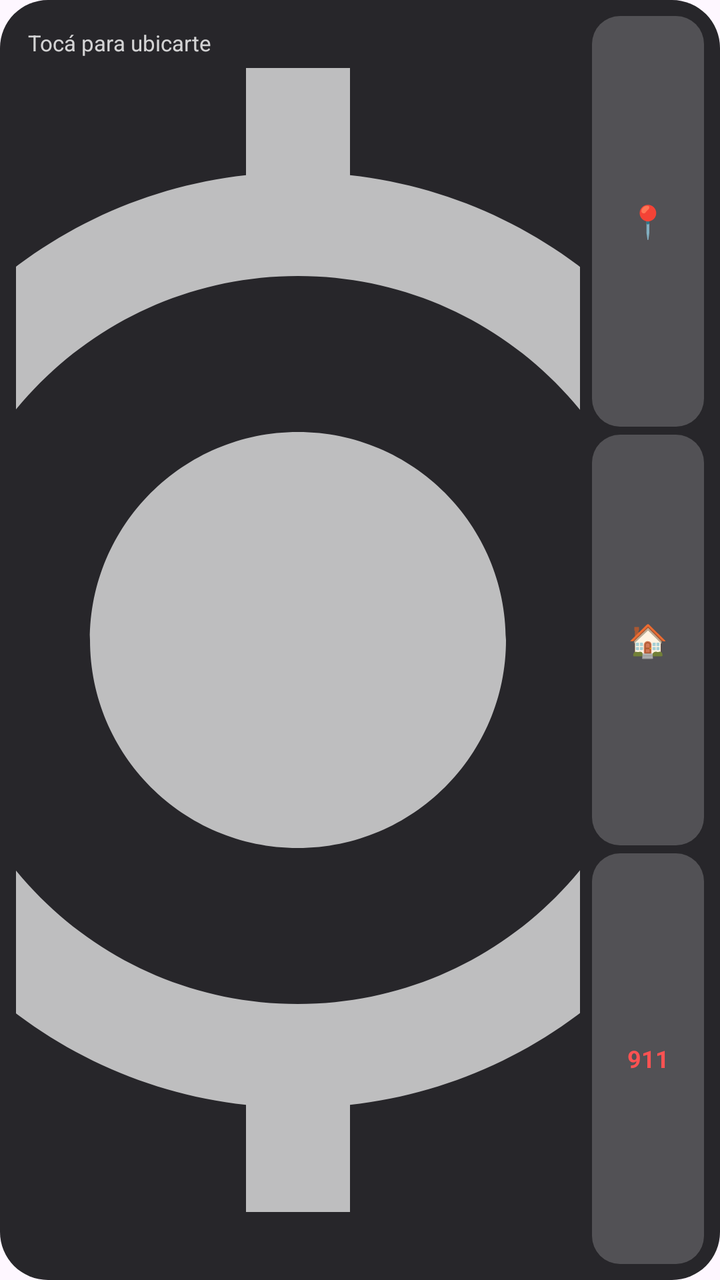
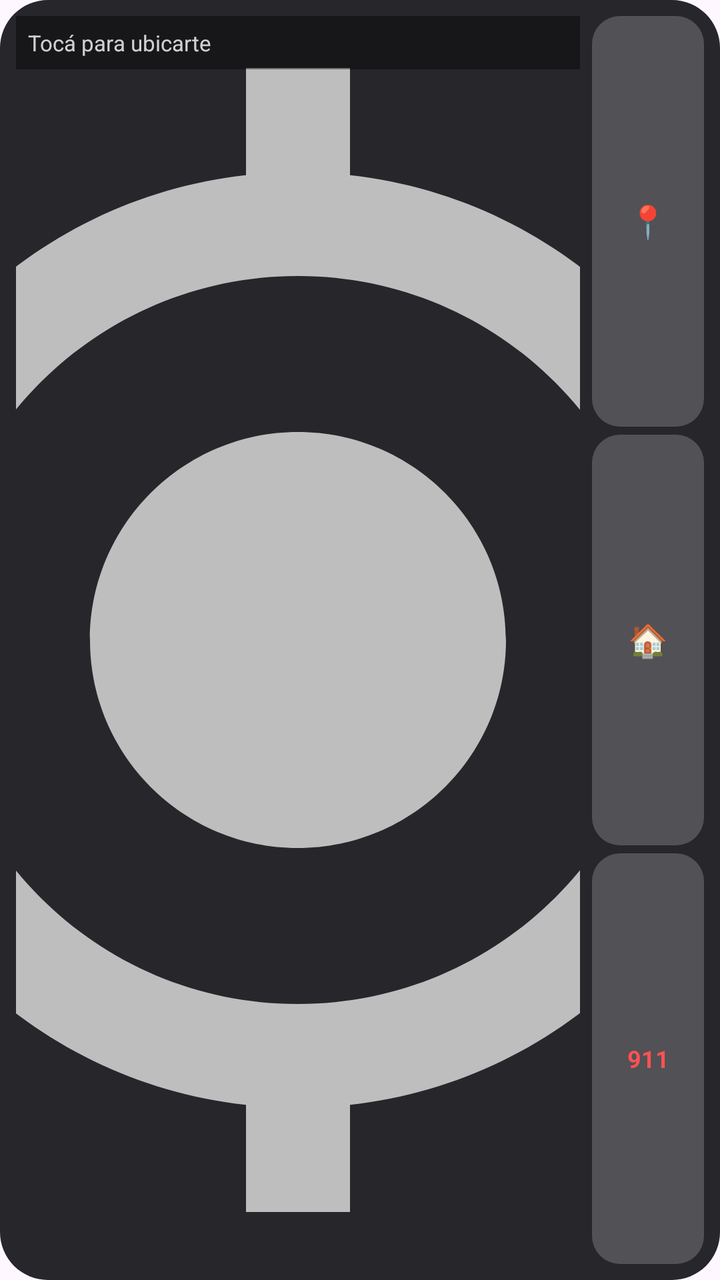

Before-and-after screenshots of an Android layout around one commit, followed by the original layout XML and the change that was made.
<!-- AndroidManifest.xml: application theme Theme.DondeEstoy -->
<!-- res/layout/widget_donde_estoy.xml -->
<?xml version="1.0" encoding="utf-8"?>
<LinearLayout xmlns:android="http://schemas.android.com/apk/res/android"
    android:id="@+id/widget_root"
    android:layout_width="match_parent"
    android:layout_height="match_parent"
    android:background="@drawable/widget_bg"
    android:orientation="horizontal"
    android:padding="8dp">

    <FrameLayout
        android:id="@+id/map_container"
        android:layout_width="0dp"
        android:layout_height="match_parent"
        android:layout_weight="1">

        <ImageView
            android:id="@+id/image_map"
            android:layout_width="match_parent"
            android:layout_height="match_parent"
            android:contentDescription="@string/app_name"
            android:scaleType="centerCrop"
            android:src="@drawable/ic_gps_sleep" />

        <LinearLayout
            android:id="@+id/overlay_info"
            android:layout_width="match_parent"
            android:layout_height="wrap_content"
            android:layout_gravity="top|start"
            android:orientation="vertical"
            android:padding="6dp">

            <TextView
                android:id="@+id/text_city"
                android:layout_width="wrap_content"
                android:layout_height="wrap_content"
                android:text=""
                android:textColor="#FFFFFFFF"
                android:textSize="12sp"
                android:textStyle="bold"
                android:visibility="gone" />

            <TextView
                android:id="@+id/text_status"
                android:layout_width="wrap_content"
                android:layout_height="wrap_content"
                android:text="@string/sleeping"
                android:textColor="#CCFFFFFF"
                android:textSize="11sp" />
        </LinearLayout>
    </FrameLayout>

    <LinearLayout
        android:id="@+id/side_buttons"
        android:layout_width="56dp"
        android:layout_height="match_parent"
        android:layout_marginStart="6dp"
        android:gravity="center"
        android:orientation="vertical">

        <TextView
            android:id="@+id/btn_where"
            android:layout_width="match_parent"
            android:layout_height="0dp"
            android:layout_weight="1"
            android:background="@drawable/btn_side_bg"
            android:gravity="center"
            android:text="📍"
            android:textColor="#FFFFFFFF"
            android:textSize="16sp" />

        <TextView
            android:id="@+id/btn_home"
            android:layout_width="match_parent"
            android:layout_height="0dp"
            android:layout_marginTop="4dp"
            android:layout_weight="1"
            android:background="@drawable/btn_side_bg"
            android:gravity="center"
            android:text="🏠"
            android:textColor="#FFFFFFFF"
            android:textSize="16sp" />

        <TextView
            android:id="@+id/btn_emergency"
            android:layout_width="match_parent"
            android:layout_height="0dp"
            android:layout_marginTop="4dp"
            android:layout_weight="1"
            android:background="@drawable/btn_side_bg"
            android:gravity="center"
            android:text="911"
            android:textColor="#FFFF5252"
            android:textSize="12sp"
            android:textStyle="bold" />
    </LinearLayout>

</LinearLayout>
<!-- resources referenced by this layout -->
<resources>
  <!-- drawable btn_side_bg (drawable) -->
  <?xml version="1.0" encoding="utf-8"?>
  <shape xmlns:android="http://schemas.android.com/apk/res/android" android:shape="rectangle">
      <solid android:color="#33FFFFFF" />
      <corners android:radius="14dp" />
  </shape>
  <!-- drawable ic_gps_sleep (drawable) -->
  <?xml version="1.0" encoding="utf-8"?>
  <vector xmlns:android="http://schemas.android.com/apk/res/android"
      android:width="48dp"
      android:height="48dp"
      android:viewportWidth="24"
      android:viewportHeight="24">
      <path
          android:fillColor="#B3FFFFFF"
          android:pathData="M12,8c-2.21,0 -4,1.79 -4,4s1.79,4 4,4 4,-1.79 4,-4 -1.79,-4 -4,-4zM20.94,11c-0.46,-4.17 -3.77,-7.48 -7.94,-7.94L13,1h-2v2.06C6.83,3.52 3.52,6.83 3.06,11L1,11v2h2.06c0.46,4.17 3.77,7.48 7.94,7.94L11,23h2v-2.06c4.17,-0.46 7.48,-3.77 7.94,-7.94L23,13v-2h-2.06zM12,19c-3.87,0 -7,-3.13 -7,-7s3.13,-7 7,-7 7,3.13 7,7 -3.13,7 -7,7z" />
  </vector>
  <!-- drawable widget_bg (drawable) -->
  <?xml version="1.0" encoding="utf-8"?>
  <shape xmlns:android="http://schemas.android.com/apk/res/android" android:shape="rectangle">
      <solid android:color="#F21C1B1F" />
      <corners android:radius="24dp" />
  </shape>
  <string name="app_name">¿Dónde estoy?</string>
  <string name="sleeping">Tocá para ubicarte</string>
  <style name="Theme.DondeEstoy" parent="Theme.Material3.DayNight.NoActionBar">
      </style>
</resources>

<!-- the commit's change to res/layout/widget_donde_estoy.xml (unified diff, before → after) -->
@@ -26,6 +26,7 @@
             android:layout_width="match_parent"
             android:layout_height="wrap_content"
             android:layout_gravity="top|start"
+            android:background="#66000000"
             android:orientation="vertical"
             android:padding="6dp">
 
